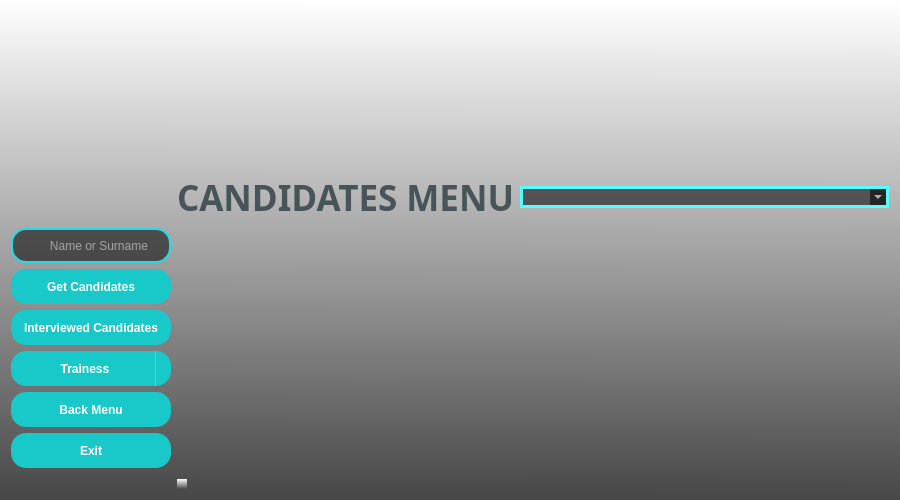
This is VIT_Module/6-Python_Arayuz/UI_Files/candidates_ui.ui in buyukakcali/Python-Module-Week7_CRM-Project as Qt 5 draws it before an edit. The edited form follows.
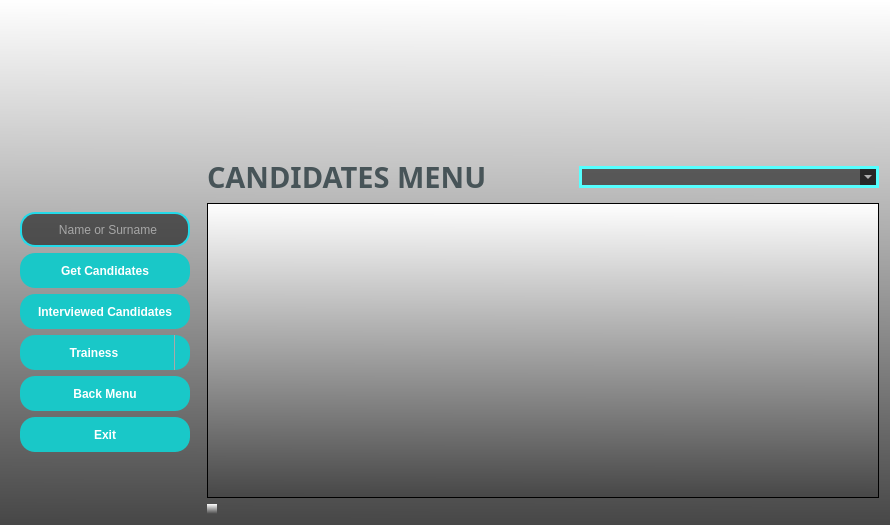
This is the edited form. Icons and pictures are not drawn.

Commit message: Projenin Python Modulu tamamlandi!!! - arayuz dosyalari standarda oturtularak yeniden olusturuldu. - management.py modulu yeni arayuze uygun olarak duzenlendi. (uygulamadan direkt cikis yapma izni(button ve action menusu) kaldirildi)

What changed in the file:
```diff
--- a/VIT_Module/6-Python_Arayuz/UI_Files/candidates_ui.ui
+++ b/VIT_Module/6-Python_Arayuz/UI_Files/candidates_ui.ui
@@ -6,16 +6,27 @@
    <rect>
     <x>0</x>
     <y>0</y>
-    <width>900</width>
-    <height>500</height>
+    <width>890</width>
+    <height>525</height>
    </rect>
   </property>
+  <property name="sizePolicy">
+   <sizepolicy hsizetype="Preferred" vsizetype="Preferred">
+    <horstretch>0</horstretch>
+    <verstretch>0</verstretch>
+   </sizepolicy>
+  </property>
   <property name="minimumSize">
    <size>
-    <width>900</width>
-    <height>500</height>
+    <width>835</width>
+    <height>525</height>
    </size>
   </property>
+  <property name="font">
+   <font>
+    <pointsize>7</pointsize>
+   </font>
+  </property>
   <property name="windowTitle">
    <string>CANDIDATES MENU</string>
   </property>
@@ -26,19 +37,297 @@
   <property name="styleSheet">
    <string notr="true">background-color: qlineargradient(spread:pad, x1:0.489, y1:1, x2:0.494, y2:0, stop:0 rgba(71, 71, 71, 255), stop:1 rgba(255, 255, 255, 255));</string>
   </property>
+  <layout class="QVBoxLayout" name="verticalLayout_2">
+   <item>
+    <layout class="QHBoxLayout" name="horizontalLayout">
+     <item>
+      <widget class="QLabel" name="labelPicture">
+       <property name="minimumSize">
+        <size>
+         <width>150</width>
+         <height>130</height>
+        </size>
+       </property>
+       <property name="maximumSize">
+        <size>
+         <width>150</width>
+         <height>130</height>
+        </size>
+       </property>
+       <property name="styleSheet">
+        <string notr="true">background-color: rgba(0, 0, 0,0%);</string>
+       </property>
+       <property name="text">
+        <string/>
+       </property>
+       <property name="pixmap">
+        <pixmap>pictures/menu_interviews.png</pixmap>
+       </property>
+       <property name="scaledContents">
+        <bool>true</bool>
+       </property>
+      </widget>
+     </item>
+     <item>
+      <widget class="QLabel" name="labelLogo1">
+       <property name="minimumSize">
+        <size>
+         <width>130</width>
+         <height>140</height>
+        </size>
+       </property>
+       <property name="maximumSize">
+        <size>
+         <width>130</width>
+         <height>140</height>
+        </size>
+       </property>
+       <property name="styleSheet">
+        <string notr="true">background-color: rgba(0, 0, 0,0%);</string>
+       </property>
+       <property name="text">
+        <string/>
+       </property>
+       <property name="pixmap">
+        <pixmap>pictures/logo_organization1.ico</pixmap>
+       </property>
+      </widget>
+     </item>
+     <item>
+      <widget class="QLabel" name="labelLogo2">
+       <property name="sizePolicy">
+        <sizepolicy hsizetype="Fixed" vsizetype="Fixed">
+         <horstretch>0</horstretch>
+         <verstretch>0</verstretch>
+        </sizepolicy>
+       </property>
+       <property name="minimumSize">
+        <size>
+         <width>522</width>
+         <height>110</height>
+        </size>
+       </property>
+       <property name="maximumSize">
+        <size>
+         <width>522</width>
+         <height>110</height>
+        </size>
+       </property>
+       <property name="styleSheet">
+        <string notr="true">background-color: rgba(0, 0, 0,0%);</string>
+       </property>
+       <property name="text">
+        <string/>
+       </property>
+       <property name="pixmap">
+        <pixmap>pictures/logo_organization2.png</pixmap>
+       </property>
+       <property name="scaledContents">
+        <bool>true</bool>
+       </property>
+      </widget>
+     </item>
+     <item>
+      <spacer name="horizontalSpacer_3">
+       <property name="orientation">
+        <enum>Qt::Horizontal</enum>
+       </property>
+       <property name="sizeHint" stdset="0">
+        <size>
+         <width>40</width>
+         <height>20</height>
+        </size>
+       </property>
+      </spacer>
+     </item>
+    </layout>
+   </item>
+   <item>
+    <layout class="QHBoxLayout" name="horizontalLayout_2">
+     <item>
+      <widget class="QLabel" name="labelAreaKeeper1">
+       <property name="minimumSize">
+        <size>
+         <width>190</width>
+         <height>40</height>
+        </size>
+       </property>
+       <property name="maximumSize">
+        <size>
+         <width>190</width>
+         <height>40</height>
+        </size>
+       </property>
+       <property name="styleSheet">
+        <string notr="true">QLabel {
+	background-color: rgba(0, 0, 0, 0);
+}</string>
+       </property>
+       <property name="text">
+        <string/>
+       </property>
+      </widget>
+     </item>
+     <item>
+      <widget class="QLabel" name="labelMenu">
+       <property name="minimumSize">
+        <size>
+         <width>350</width>
+         <height>40</height>
+        </size>
+       </property>
+       <property name="maximumSize">
+        <size>
+         <width>350</width>
+         <height>40</height>
+        </size>
+       </property>
+       <property name="font">
+        <font>
+         <family>Arial Black</family>
+         <pointsize>22</pointsize>
+         <bold>true</bold>
+        </font>
+       </property>
+       <property name="styleSheet">
+        <string notr="true">background-color: rgba(0, 0, 0,0%);
+color: rgb(71, 84, 88);</string>
+       </property>
+       <property name="text">
+        <string>CANDIDATES MENU</string>
+       </property>
+       <property name="scaledContents">
+        <bool>true</bool>
+       </property>
+      </widget>
+     </item>
+     <item>
+      <spacer name="horizontalSpacer_2">
+       <property name="orientation">
+        <enum>Qt::Horizontal</enum>
+       </property>
+       <property name="sizeHint" stdset="0">
+        <size>
+         <width>40</width>
+         <height>20</height>
+        </size>
+       </property>
+      </spacer>
+     </item>
+     <item>
+      <widget class="QComboBox" name="comboBoxFilterOptions">
+       <property name="minimumSize">
+        <size>
+         <width>300</width>
+         <height>0</height>
+        </size>
+       </property>
+       <property name="styleSheet">
+        <string notr="true">QComboBox {
+	border-radius : 15px;
+	border: 3px solid rgb(85, 255, 255);
+	background-color: rgba(0, 0, 0,55%);
+	color: rgb(255, 255, 255);
+}
+
+QComboBox:hover {
+	border: 2px solid rgb(255, 80, 0);
+}
+
+QComboBox:focus  {
+  border: 2px solid rgb(162, 0, 0);
+  background-color: rgb(47, 47, 47);
+}
+</string>
+       </property>
+      </widget>
+     </item>
+    </layout>
+   </item>
+   <item>
   <layout class="QGridLayout" name="gridLayout">
-   <item row="4" column="0">
+     <item row="0" column="1">
+      <widget class="QTableWidget" name="tableWidget"/>
+     </item>
+     <item row="0" column="0">
+      <widget class="QFrame" name="frameButtons">
+       <property name="minimumSize">
+        <size>
+         <width>190</width>
+         <height>290</height>
+        </size>
+       </property>
+       <property name="maximumSize">
+        <size>
+         <width>190</width>
+         <height>16777215</height>
+        </size>
+       </property>
+       <property name="styleSheet">
+        <string notr="true">QFrame {
+	background-color: rgb(0, 0, 0, 0);
+}</string>
+       </property>
+       <layout class="QVBoxLayout" name="verticalLayout">
+        <item>
+         <widget class="QLineEdit" name="lineEditSearch">
+          <property name="enabled">
+           <bool>true</bool>
+          </property>
+          <property name="minimumSize">
+           <size>
+            <width>170</width>
+            <height>35</height>
+           </size>
+          </property>
+          <property name="maximumSize">
+           <size>
+            <width>170</width>
+            <height>35</height>
+           </size>
+          </property>
+          <property name="focusPolicy">
+           <enum>Qt::StrongFocus</enum>
+          </property>
+          <property name="styleSheet">
+           <string notr="true">QLineEdit {
+  border: 2px solid rgb(35, 218, 233);
+  border-radius: 15px;
+  color: #FFF;
+  padding-left: 15px;
+  background-color: rgba(0, 0, 0,55%); 
+}
+
+QLineEdit:hover {
+	border: 2px solid rgb(255, 80, 0);
+}
+
+QLineEdit:focus  {
+  border: 2px solid rgb(162, 0, 0);
+  background-color: rgb(47, 47, 47);
+}
+</string>
+          </property>
+          <property name="text">
+           <string/>
+          </property>
+          <property name="placeholderText">
+           <string>      Name or Surname</string>
+          </property>
+         </widget>
+        </item>
+        <item>
     <widget class="QPushButton" name="pushButtonGetCandidates">
      <property name="minimumSize">
       <size>
-       <width>150</width>
+            <width>170</width>
        <height>35</height>
       </size>
      </property>
      <property name="maximumSize">
       <size>
-       <width>160</width>
-       <height>16777215</height>
+            <width>170</width>
+            <height>35</height>
       </size>
      </property>
      <property name="font">
@@ -64,37 +353,55 @@
      </property>
     </widget>
    </item>
-   <item row="3" column="1" rowspan="7" colspan="5">
-    <widget class="QTableWidget" name="tableWidget">
-     <property name="cursor" stdset="0">
-      <cursorShape>PointingHandCursor</cursorShape>
+        <item>
+         <widget class="QPushButton" name="pushButtonInterviewedCandidates">
+          <property name="minimumSize">
+           <size>
+            <width>170</width>
+            <height>35</height>
+           </size>
+          </property>
+          <property name="maximumSize">
+           <size>
+            <width>170</width>
+            <height>35</height>
+           </size>
+          </property>
+          <property name="font">
+           <font>
+            <family>Arial</family>
+            <bold>true</bold>
+           </font>
      </property>
      <property name="styleSheet">
-      <string notr="true">background-color: rgba(0, 0, 0,0%);</string>
-     </property>
-     <property name="autoScrollMargin">
-      <number>16</number>
-     </property>
-     <attribute name="horizontalHeaderDefaultSectionSize">
-      <number>115</number>
-     </attribute>
-     <attribute name="horizontalHeaderShowSortIndicator" stdset="0">
-      <bool>true</bool>
-     </attribute>
-    </widget>
-   </item>
-   <item row="6" column="0">
+           <string notr="true">QPushButton{
+	border-radius : 15px;
+	background-color : rgb(25, 200, 200);
+	color: rgb(255, 255, 255);
+}
+
+QPushButton:hover{
+	background-color: rgb(20, 135, 135);
+	border: 2px solid rgb(255, 80, 0);
+}</string>
+          </property>
+          <property name="text">
+           <string>Interviewed Candidates</string>
+          </property>
+         </widget>
+        </item>
+        <item>
     <widget class="QComboBox" name="comboBoxTrainees">
      <property name="minimumSize">
       <size>
-       <width>150</width>
+            <width>170</width>
        <height>35</height>
       </size>
      </property>
      <property name="maximumSize">
       <size>
-       <width>160</width>
-       <height>16777215</height>
+            <width>170</width>
+            <height>35</height>
       </size>
      </property>
      <property name="font">
@@ -162,38 +469,81 @@
      </property>
     </widget>
    </item>
-   <item row="1" column="2" colspan="2">
-    <widget class="QLabel" name="label">
-     <property name="sizePolicy">
-      <sizepolicy hsizetype="Preferred" vsizetype="Preferred">
-       <horstretch>0</horstretch>
-       <verstretch>0</verstretch>
-      </sizepolicy>
-     </property>
+        <item>
+         <widget class="QPushButton" name="pushButtonBackMenu">
      <property name="minimumSize">
       <size>
-       <width>0</width>
-       <height>150</height>
+            <width>170</width>
+            <height>35</height>
       </size>
      </property>
      <property name="maximumSize">
       <size>
-       <width>16777215</width>
-       <height>150</height>
-      </size>
-     </property>
+            <width>170</width>
+            <height>35</height>
+           </size>
+          </property>
+          <property name="font">
+           <font>
+            <family>Arial</family>
+            <bold>true</bold>
+           </font>
+          </property>
      <property name="styleSheet">
-      <string notr="true">background-color: rgba(0, 0, 0,0%);</string>
+           <string notr="true">QPushButton{
+	border-radius : 15px;
+	background-color : rgb(25, 200, 200);
+	color: rgb(255, 255, 255);
+}
+
+QPushButton:hover{
+	background-color: rgb(20, 135, 135);
+	border: 2px solid rgb(255, 80, 0);
+}</string>
      </property>
      <property name="text">
-      <string/>
-     </property>
-     <property name="pixmap">
-      <pixmap>pictures/logo2.png</pixmap>
-     </property>
-    </widget>
-   </item>
-   <item row="9" column="0">
+           <string>Back Menu</string>
+          </property>
+         </widget>
+        </item>
+        <item>
+         <widget class="QPushButton" name="pushButtonExit">
+          <property name="minimumSize">
+           <size>
+            <width>170</width>
+            <height>35</height>
+           </size>
+          </property>
+          <property name="maximumSize">
+           <size>
+            <width>170</width>
+            <height>35</height>
+           </size>
+          </property>
+          <property name="font">
+           <font>
+            <family>Arial</family>
+            <bold>true</bold>
+           </font>
+          </property>
+          <property name="styleSheet">
+           <string notr="true">QPushButton{
+	border-radius : 15px;
+	background-color : rgb(25, 200, 200);
+	color: rgb(255, 255, 255);
+}
+
+QPushButton:hover{
+	background-color: rgb(20, 135, 135);
+	border: 2px solid rgb(255, 80, 0);
+}</string>
+          </property>
+          <property name="text">
+           <string>Exit</string>
+          </property>
+         </widget>
+        </item>
+        <item>
     <spacer name="verticalSpacer">
      <property name="orientation">
       <enum>Qt::Vertical</enum>
@@ -206,278 +556,42 @@
      </property>
     </spacer>
    </item>
-   <item row="3" column="0">
-    <widget class="QLineEdit" name="lineEditSearch">
-     <property name="enabled">
-      <bool>true</bool>
-     </property>
-     <property name="minimumSize">
-      <size>
-       <width>150</width>
-       <height>35</height>
-      </size>
-     </property>
-     <property name="maximumSize">
-      <size>
-       <width>160</width>
-       <height>16777215</height>
-      </size>
-     </property>
-     <property name="focusPolicy">
-      <enum>Qt::StrongFocus</enum>
-     </property>
-     <property name="styleSheet">
-      <string notr="true">QLineEdit {
-  border: 2px solid rgb(35, 218, 233);
-  border-radius: 15px;
-  color: #FFF;
-  padding-left: 15px;
-  background-color: rgba(0, 0, 0,55%); 
-}
-
-QLineEdit:hover {
-	border: 2px solid rgb(255, 80, 0);
-}
-
-QLineEdit:focus  {
-  border: 2px solid rgb(162, 0, 0);
-  background-color: rgb(47, 47, 47);
-}
-</string>
-     </property>
-     <property name="text">
-      <string/>
-     </property>
-     <property name="placeholderText">
-      <string>      Name or Surname</string>
-     </property>
-    </widget>
-   </item>
-   <item row="5" column="0">
-    <widget class="QPushButton" name="pushButtonInterviewedCandidates">
-     <property name="minimumSize">
-      <size>
-       <width>150</width>
-       <height>35</height>
-      </size>
-     </property>
-     <property name="maximumSize">
-      <size>
-       <width>160</width>
-       <height>16777215</height>
-      </size>
-     </property>
-     <property name="font">
-      <font>
-       <family>Arial</family>
-       <bold>true</bold>
-      </font>
-     </property>
-     <property name="styleSheet">
-      <string notr="true">QPushButton{
-	border-radius : 15px;
-	background-color : rgb(25, 200, 200);
-	color: rgb(255, 255, 255);
-}
-
-QPushButton:hover{
-	background-color: rgb(20, 135, 135);
-	border: 2px solid rgb(255, 80, 0);
-}</string>
-     </property>
-     <property name="text">
-      <string>Interviewed Candidates</string>
-     </property>
-    </widget>
+       </layout>
+      </widget>
+     </item>
+    </layout>
    </item>
-   <item row="1" column="1" alignment="Qt::AlignLeft|Qt::AlignTop">
-    <widget class="QLabel" name="labelLogo_2">
-     <property name="sizePolicy">
-      <sizepolicy hsizetype="Preferred" vsizetype="Preferred">
-       <horstretch>0</horstretch>
-       <verstretch>0</verstretch>
-      </sizepolicy>
-     </property>
+   <item>
+    <layout class="QFormLayout" name="formLayout">
+     <item row="0" column="0">
+      <widget class="QLabel" name="labelAreaKeeper2">
      <property name="minimumSize">
       <size>
-       <width>0</width>
-       <height>150</height>
+         <width>190</width>
+         <height>10</height>
       </size>
      </property>
      <property name="maximumSize">
       <size>
-       <width>16777215</width>
-       <height>150</height>
+         <width>190</width>
+         <height>10</height>
       </size>
      </property>
      <property name="styleSheet">
-      <string notr="true">background-color: rgba(0, 0, 0,0%);</string>
-     </property>
-     <property name="text">
-      <string/>
-     </property>
-     <property name="pixmap">
-      <pixmap>pictures/logo1.ico</pixmap>
-     </property>
-    </widget>
-   </item>
-   <item row="2" column="1" colspan="2">
-    <widget class="QLabel" name="labelCandidates">
-     <property name="font">
-      <font>
-       <family>Arial Black</family>
-       <pointsize>26</pointsize>
-       <bold>true</bold>
-      </font>
-     </property>
-     <property name="styleSheet">
-      <string notr="true">background-color: rgba(0, 0, 0,0%);
-color: rgb(71, 84, 88);</string>
-     </property>
-     <property name="text">
-      <string>CANDIDATES MENU</string>
-     </property>
-    </widget>
-   </item>
-   <item row="8" column="0">
-    <widget class="QPushButton" name="pushButtonExit">
-     <property name="minimumSize">
-      <size>
-       <width>150</width>
-       <height>35</height>
-      </size>
-     </property>
-     <property name="maximumSize">
-      <size>
-       <width>160</width>
-       <height>16777215</height>
-      </size>
-     </property>
-     <property name="font">
-      <font>
-       <family>Arial</family>
-       <bold>true</bold>
-      </font>
-     </property>
-     <property name="styleSheet">
-      <string notr="true">QPushButton{
-	border-radius : 15px;
-	background-color : rgb(25, 200, 200);
-	color: rgb(255, 255, 255);
-}
-
-QPushButton:hover{
-	background-color: rgb(20, 135, 135);
-	border: 2px solid rgb(255, 80, 0);
+        <string notr="true">QLabel {
+	background-color: rgba(0, 0, 0, 0);
 }</string>
      </property>
      <property name="text">
-      <string>Exit</string>
-     </property>
-    </widget>
-   </item>
-   <item row="7" column="0">
-    <widget class="QPushButton" name="pushButtonBackMenu">
-     <property name="minimumSize">
-      <size>
-       <width>150</width>
-       <height>35</height>
-      </size>
-     </property>
-     <property name="maximumSize">
-      <size>
-       <width>160</width>
-       <height>16777215</height>
-      </size>
-     </property>
-     <property name="font">
-      <font>
-       <family>Arial</family>
-       <bold>true</bold>
-      </font>
-     </property>
-     <property name="styleSheet">
-      <string notr="true">QPushButton{
-	border-radius : 15px;
-	background-color : rgb(25, 200, 200);
-	color: rgb(255, 255, 255);
-}
-
-QPushButton:hover{
-	background-color: rgb(20, 135, 135);
-	border: 2px solid rgb(255, 80, 0);
-}</string>
-     </property>
-     <property name="text">
-      <string>Back Menu</string>
-     </property>
-    </widget>
-   </item>
-   <item row="0" column="0" rowspan="3" colspan="2">
-    <widget class="QLabel" name="labelPicture">
-     <property name="sizePolicy">
-      <sizepolicy hsizetype="Preferred" vsizetype="Preferred">
-       <horstretch>0</horstretch>
-       <verstretch>0</verstretch>
-      </sizepolicy>
-     </property>
-     <property name="maximumSize">
-      <size>
-       <width>150</width>
-       <height>150</height>
-      </size>
-     </property>
-     <property name="styleSheet">
-      <string notr="true">background-color: rgba(0, 0, 0,0%);</string>
-     </property>
-     <property name="text">
       <string/>
      </property>
-     <property name="pixmap">
-      <pixmap>pictures/candidates_menu.png</pixmap>
-     </property>
-     <property name="scaledContents">
-      <bool>true</bool>
-     </property>
-    </widget>
-   </item>
-   <item row="1" column="4">
-    <spacer name="horizontalSpacer">
-     <property name="orientation">
-      <enum>Qt::Horizontal</enum>
-     </property>
-     <property name="sizeHint" stdset="0">
-      <size>
-       <width>40</width>
-       <height>20</height>
-      </size>
-     </property>
-    </spacer>
-   </item>
-   <item row="2" column="3" colspan="3">
-    <widget class="QComboBox" name="comboBoxFilterOptions">
-     <property name="styleSheet">
-      <string notr="true">QComboBox {
-	border-radius : 15px;
-	border: 3px solid rgb(85, 255, 255);
-	background-color: rgba(0, 0, 0,55%);
-	color: rgb(255, 255, 255);
-}
-
-QComboBox:hover {
-	border: 2px solid rgb(255, 80, 0);
-}
-
-QComboBox:focus  {
-  border: 2px solid rgb(162, 0, 0);
-  background-color: rgb(47, 47, 47);
-}
-</string>
-     </property>
-    </widget>
-   </item>
-   <item row="10" column="1">
+      </widget>
+     </item>
+     <item row="0" column="1">
     <widget class="QLabel" name="labelInfo1">
+       <property name="enabled">
+        <bool>false</bool>
+       </property>
      <property name="minimumSize">
       <size>
        <width>10</width>
@@ -496,6 +610,8 @@
     </widget>
    </item>
   </layout>
+   </item>
+  </layout>
  </widget>
  <tabstops>
   <tabstop>lineEditSearch</tabstop>
```
Left out of the diff: 12 changed lines with no effect on the pictures. Lines whose indentation alone changed are shown as unchanged. The commit also changes 34 other files.
